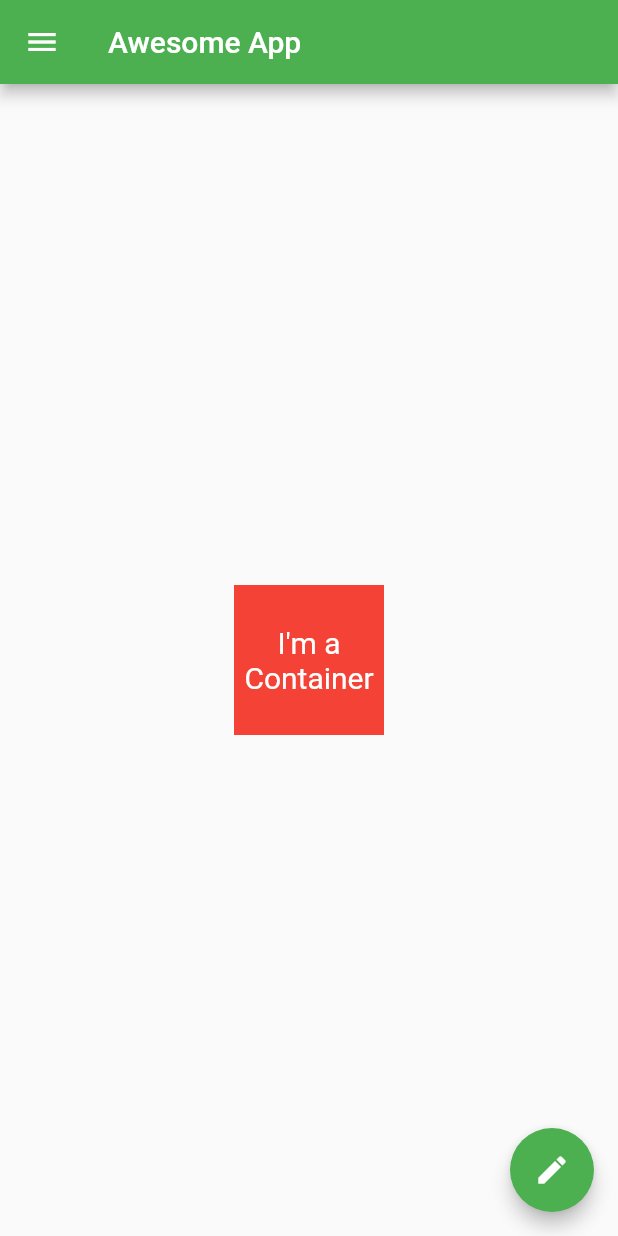
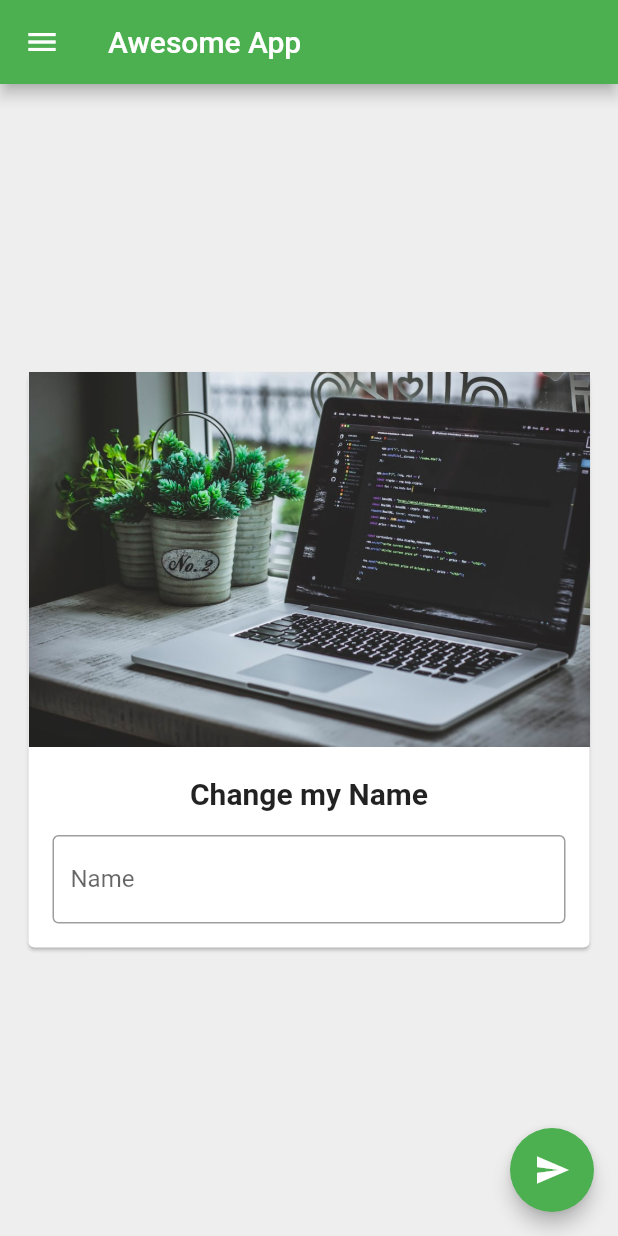
Before and after one commit to suhas-kadu/Awesome_App, a Flutter app: the screen it shows after launch, on a phone screen of 412 x 824 dp. Run offline on Flutter 3.47's test engine with Material 2 defaults, Android fonts, the phone set to English and light mode, and no system bars.

Commit message:
ch6 completed

```diff
--- a/lib/main.dart
+++ b/lib/main.dart
@@ -24,29 +24,73 @@ void main() {
   ));
 }
 
-class HomePage extends StatelessWidget {
+class HomePage extends StatefulWidget {
+  @override
+  _HomePageState createState() => _HomePageState();
+}
+
+class _HomePageState extends State<HomePage> {
+  var myText = "Change my Name";
+  TextEditingController _namecontroller = new TextEditingController();
+
+  @override
+  void initState() {
+    // TODO: implement initState
+    super.initState();
+    myText = "Change my Name";
+  }
+
+  @override
+  void dispose() {
+    // TODO: implement dispose
+    super.dispose();
+  }
+
   @override
   Widget build(BuildContext context) {
     return Scaffold(
+      backgroundColor: Colors.grey[200],
       appBar: AppBar(
         title: Text('Awesome App'),
       ),
       body: Center(
-        child: Container(
-          color: Colors.red,
-          height: 100,
-          width: 100,
-          alignment: Alignment.center,
-          child: Text(
-            "I'm a Container",
-            style: TextStyle(
-              fontSize: 20,
-              color: Colors.white,
-            ),
-            textAlign: TextAlign.center,
-          ),
+          child: Padding(
+        padding: const EdgeInsets.all(15.0),
+        child: SingleChildScrollView(
+          child: Card(
+              child: Column(
+            children: <Widget>[
+              Image.asset(
+                "assets/img.png",
+                //width: 200,
+                //height: 200,
+                //fit: BoxFit.contain,
+              ),
+              SizedBox(
+                height: 20,
+              ),
+              Text(
+                myText,
+                style: TextStyle(
+                  fontSize: 20,
+                  fontWeight: FontWeight.bold,
+                ),
+              ),
+              Padding(
+                padding: const EdgeInsets.all(16.0),
+                child: TextField(
+                  controller: _namecontroller,
+                  decoration: InputDecoration(
+                    border: OutlineInputBorder(),
+                    hintText: "Enter your name",
+                    labelText: "Name",
+                  ),
+                ),
+              ),
+            ],
+          )),
         ),
-      ),
+      )),
 
       drawer: Drawer(
         child: ListView(
@@ -65,7 +109,7 @@ class HomePage extends StatelessWidget {
               title: Text("Brie Larson"),
               subtitle: Text("Actor"),
               trailing: Icon(Icons.edit),
-              onTap: (){},
+              onTap: () {},
             ),
             ListTile(
               leading: Icon(Icons.email),
@@ -80,8 +124,11 @@ class HomePage extends StatelessWidget {
 
       //FloatingActionButton
       floatingActionButton: FloatingActionButton(
-        onPressed: () {},
-        child: Icon(Icons.edit),
+        onPressed: () {
+          myText = _namecontroller.text;
+          setState(() {});
+        },
+        child: Icon(Icons.send),
         elevation: 5,
         //mini: true,
         backgroundColor: Colors.green,
@@ -89,7 +136,6 @@ class HomePage extends StatelessWidget {
         hoverElevation: 5,
       ),
 
-
       //floatingActionButtonLocation: FloatingActionButtonLocation.endFloat,
     );
   }
--- a/pubspec.yaml
+++ b/pubspec.yaml
@@ -45,8 +45,8 @@ flutter:
   uses-material-design: true
 
   # To add assets to your application, add an assets section, like this:
-  # assets:
-  #   - images/a_dot_burr.jpeg
+  assets:
+    - assets/
   #   - images/a_dot_ham.jpeg
 
   # An image asset can refer to one or more resolution-specific "variants", see
```
Also changed, not shown: assets/img.png (added).
